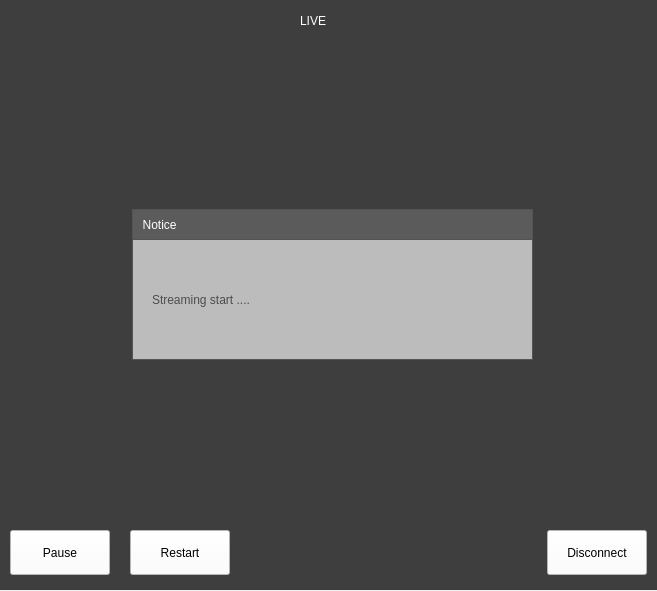
This is highpassQ/stream_ui.ui in VedaHighPass/veda-qt-highpass-server as Qt 5 draws it before an edit. The edited form follows.
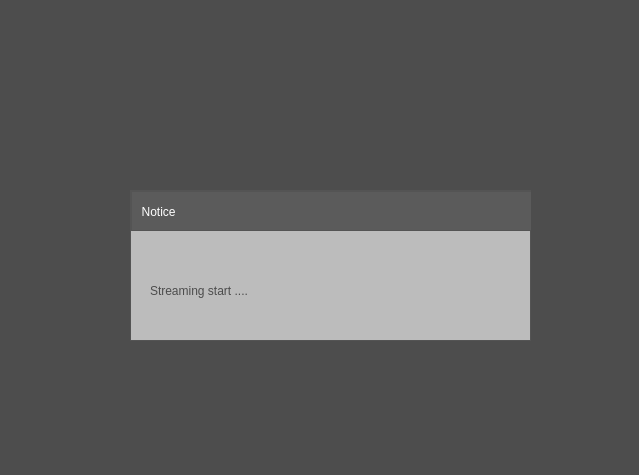
This is the edited form. Icons and pictures are not drawn.

Diff of the .ui file:
```diff
--- a/highpassQ/stream_ui.ui
+++ b/highpassQ/stream_ui.ui
@@ -6,139 +6,42 @@
    <rect>
     <x>0</x>
     <y>0</y>
-    <width>657</width>
-    <height>591</height>
+    <width>639</width>
+    <height>475</height>
    </rect>
   </property>
-  <property name="minimumSize">
-   <size>
-    <width>657</width>
-    <height>591</height>
-   </size>
+  <property name="sizePolicy">
+   <sizepolicy hsizetype="Preferred" vsizetype="Preferred">
+    <horstretch>0</horstretch>
+    <verstretch>0</verstretch>
+   </sizepolicy>
   </property>
   <property name="windowTitle">
    <string>Form</string>
   </property>
-  <widget class="QLabel" name="label_4">
-   <property name="geometry">
-    <rect>
-     <x>0</x>
-     <y>-1</y>
-     <width>657</width>
-     <height>591</height>
-    </rect>
-   </property>
-   <property name="minimumSize">
-    <size>
-     <width>657</width>
-     <height>591</height>
-    </size>
-   </property>
-   <property name="styleSheet">
-    <string notr="true">background-color: rgb(62, 62, 62);</string>
-   </property>
-   <property name="text">
-    <string/>
-   </property>
-  </widget>
-  <widget class="QLabel" name="video_label">
-   <property name="geometry">
-    <rect>
-     <x>8</x>
-     <y>40</y>
-     <width>640</width>
-     <height>480</height>
-    </rect>
-   </property>
-   <property name="minimumSize">
-    <size>
-     <width>640</width>
-     <height>480</height>
-    </size>
-   </property>
-   <property name="maximumSize">
-    <size>
-     <width>640</width>
-     <height>480</height>
-    </size>
-   </property>
-   <property name="sizeIncrement">
-    <size>
-     <width>640</width>
-     <height>480</height>
-    </size>
-   </property>
-   <property name="baseSize">
-    <size>
-     <width>640</width>
-     <height>480</height>
-    </size>
-   </property>
-   <property name="styleSheet">
-    <string notr="true">background-image:url(:/images/videostreamback.png)</string>
-   </property>
-   <property name="text">
-    <string/>
-   </property>
-  </widget>
-  <widget class="QPushButton" name="restartBtn">
-   <property name="geometry">
-    <rect>
-     <x>130</x>
-     <y>530</y>
-     <width>100</width>
-     <height>45</height>
-    </rect>
-   </property>
-   <property name="minimumSize">
-    <size>
-     <width>100</width>
-     <height>45</height>
-    </size>
-   </property>
-   <property name="maximumSize">
-    <size>
-     <width>100</width>
-     <height>45</height>
-    </size>
-   </property>
-   <property name="styleSheet">
-    <string notr="true">font: bold 9pt &quot;Sans Serif&quot;;
-background-color: rgb(255, 255, 255);</string>
-   </property>
-   <property name="text">
-    <string>Restart</string>
-   </property>
-  </widget>
+  <property name="styleSheet">
+   <string notr="true">background-color: rgb(77, 77, 77);</string>
+  </property>
   <widget class="QWidget" name="widget_2" native="true">
    <property name="geometry">
     <rect>
-     <x>132</x>
-     <y>209</y>
+     <x>130</x>
+     <y>190</y>
      <width>401</width>
      <height>151</height>
     </rect>
    </property>
+   <property name="sizePolicy">
+    <sizepolicy hsizetype="Preferred" vsizetype="Preferred">
+     <horstretch>0</horstretch>
+     <verstretch>0</verstretch>
+    </sizepolicy>
+   </property>
    <property name="styleSheet">
     <string notr="true">background-color: rgb(188, 188, 188);
 border: 1px solid rgb(84, 84, 84);
 </string>
    </property>
-   <widget class="QLineEdit" name="lineEdit">
-    <property name="geometry">
-     <rect>
-      <x>10</x>
-      <y>90</y>
-      <width>261</width>
-      <height>31</height>
-     </rect>
-    </property>
-    <property name="styleSheet">
-     <string notr="true">background-color: rgb(255, 255, 255);
-border: 1px solid rgb(84, 84, 84);
-</string>
-    </property>
-   </widget>
    <widget class="QPushButton" name="startBtn">
     <property name="geometry">
      <rect>
@@ -148,6 +51,12 @@
       <height>30</height>
      </rect>
     </property>
+    <property name="sizePolicy">
+     <sizepolicy hsizetype="Preferred" vsizetype="Preferred">
+      <horstretch>0</horstretch>
+      <verstretch>0</verstretch>
+     </sizepolicy>
+    </property>
     <property name="minimumSize">
      <size>
       <width>100</width>
@@ -170,34 +79,21 @@
      <string>Start</string>
     </property>
    </widget>
-   <widget class="QLabel" name="label_7">
-    <property name="geometry">
-     <rect>
-      <x>10</x>
-      <y>50</y>
-      <width>381</width>
-      <height>31</height>
-     </rect>
-    </property>
-    <property name="styleSheet">
-     <string notr="true">font: bold 13pt &quot;Sans Serif&quot;;
-color:rgb(59, 59, 59);
-border: 0px solid rgb(84, 84, 84);
-</string>
-    </property>
-    <property name="text">
-     <string>Please enter a networ URL : </string>
-    </property>
-   </widget>
    <widget class="QLabel" name="label_8">
     <property name="geometry">
      <rect>
-      <x>0</x>
-      <y>0</y>
+      <x>1</x>
+      <y>1</y>
       <width>401</width>
-      <height>31</height>
+      <height>41</height>
      </rect>
     </property>
+    <property name="sizePolicy">
+     <sizepolicy hsizetype="Preferred" vsizetype="Preferred">
+      <horstretch>0</horstretch>
+      <verstretch>0</verstretch>
+     </sizepolicy>
+    </property>
     <property name="styleSheet">
      <string notr="true">color:rgb(255, 255, 255);
 font: bold 9pt &quot;Sans Serif&quot;;
@@ -207,6 +103,52 @@
      <string>  Notice</string>
     </property>
    </widget>
+   <widget class="QLabel" name="label_7">
+    <property name="geometry">
+     <rect>
+      <x>20</x>
+      <y>50</y>
+      <width>371</width>
+      <height>31</height>
+     </rect>
+    </property>
+    <property name="sizePolicy">
+     <sizepolicy hsizetype="Preferred" vsizetype="Preferred">
+      <horstretch>0</horstretch>
+      <verstretch>0</verstretch>
+     </sizepolicy>
+    </property>
+    <property name="styleSheet">
+     <string notr="true">font: bold 13pt &quot;Sans Serif&quot;;
+color:rgb(59, 59, 59);
+border: 0px solid rgb(84, 84, 84);
+</string>
+    </property>
+    <property name="text">
+     <string>Please enter a networ URL : </string>
+    </property>
+   </widget>
+   <widget class="QLineEdit" name="lineEdit">
+    <property name="geometry">
+     <rect>
+      <x>20</x>
+      <y>90</y>
+      <width>261</width>
+      <height>31</height>
+     </rect>
+    </property>
+    <property name="sizePolicy">
+     <sizepolicy hsizetype="Preferred" vsizetype="Preferred">
+      <horstretch>0</horstretch>
+      <verstretch>0</verstretch>
+     </sizepolicy>
+    </property>
+    <property name="styleSheet">
+     <string notr="true">background-color: rgb(255, 255, 255);
+border: 1px solid rgb(84, 84, 84);
+</string>
+    </property>
+   </widget>
    <widget class="QWidget" name="widget_3" native="true">
     <property name="enabled">
      <bool>false</bool>
@@ -214,11 +156,17 @@
     <property name="geometry">
      <rect>
       <x>0</x>
-      <y>30</y>
+      <y>40</y>
       <width>401</width>
-      <height>121</height>
+      <height>111</height>
      </rect>
     </property>
+    <property name="sizePolicy">
+     <sizepolicy hsizetype="Preferred" vsizetype="Preferred">
+      <horstretch>0</horstretch>
+      <verstretch>0</verstretch>
+     </sizepolicy>
+    </property>
     <widget class="QLabel" name="label_13">
      <property name="geometry">
       <rect>
@@ -228,6 +176,12 @@
        <height>41</height>
       </rect>
      </property>
+     <property name="sizePolicy">
+      <sizepolicy hsizetype="Preferred" vsizetype="Preferred">
+       <horstretch>0</horstretch>
+       <verstretch>0</verstretch>
+      </sizepolicy>
+     </property>
      <property name="styleSheet">
       <string notr="true">font: bold 11pt &quot;Sans Serif&quot;;
 color:rgb(76, 76, 76);
@@ -239,89 +193,59 @@
      </property>
     </widget>
    </widget>
+   <zorder>label_8</zorder>
+   <zorder>startBtn</zorder>
+   <zorder>label_7</zorder>
+   <zorder>lineEdit</zorder>
+   <zorder>widget_3</zorder>
   </widget>
-  <widget class="QLabel" name="label_5">
+  <widget class="QLabel" name="video_label">
    <property name="geometry">
     <rect>
-     <x>300</x>
-     <y>5</y>
-     <width>81</width>
-     <height>31</height>
+     <x>0</x>
+     <y>0</y>
+     <width>640</width>
+     <height>480</height>
     </rect>
    </property>
-   <property name="styleSheet">
-    <string notr="true">color:rgb(255, 255, 255);
-background-color:transparent;
-font: bold 20pt &quot;Sans Serif&quot;;</string>
+   <property name="sizePolicy">
+    <sizepolicy hsizetype="Preferred" vsizetype="Preferred">
+     <horstretch>0</horstretch>
+     <verstretch>0</verstretch>
+    </sizepolicy>
    </property>
-   <property name="text">
-    <string>LIVE</string>
-   </property>
-  </widget>
-  <widget class="QPushButton" name="quitBtn">
-   <property name="geometry">
-    <rect>
-     <x>547</x>
-     <y>530</y>
-     <width>100</width>
-     <height>45</height>
-    </rect>
-   </property>
    <property name="minimumSize">
     <size>
-     <width>100</width>
-     <height>45</height>
+     <width>0</width>
+     <height>0</height>
     </size>
    </property>
-   <property name="maximumSize">
+   <property name="sizeIncrement">
     <size>
-     <width>100</width>
-     <height>45</height>
+     <width>1</width>
+     <height>1</height>
     </size>
    </property>
-   <property name="styleSheet">
-    <string notr="true">font: bold 9pt &quot;Sans Serif&quot;;
-background-color: rgb(255, 255, 255);</string>
-   </property>
-   <property name="text">
-    <string>Disconnect</string>
-   </property>
-  </widget>
-  <widget class="QPushButton" name="pauseBtn">
-   <property name="geometry">
-    <rect>
-     <x>10</x>
-     <y>530</y>
-     <width>100</width>
-     <height>45</height>
-    </rect>
-   </property>
-   <property name="minimumSize">
+   <property name="baseSize">
     <size>
-     <width>100</width>
-     <height>45</height>
+     <width>640</width>
+     <height>480</height>
     </size>
    </property>
-   <property name="maximumSize">
-    <size>
-     <width>100</width>
-     <height>45</height>
-    </size>
+   <property name="font">
+    <font>
+     <stylestrategy>PreferAntialias</stylestrategy>
+    </font>
    </property>
    <property name="styleSheet">
-    <string notr="true">font: bold 9pt &quot;Sans Serif&quot;;
-background-color: rgb(255, 255, 255);</string>
+    <string notr="true">background-image:url(:/images/videostreamback.png)</string>
    </property>
    <property name="text">
-    <string>Pause</string>
+    <string/>
    </property>
-   <property name="checkable">
-    <bool>false</bool>
-   </property>
-   <property name="checked">
-    <bool>false</bool>
-   </property>
   </widget>
+  <zorder>video_label</zorder>
+  <zorder>widget_2</zorder>
  </widget>
  <resources/>
  <connections/>
```
